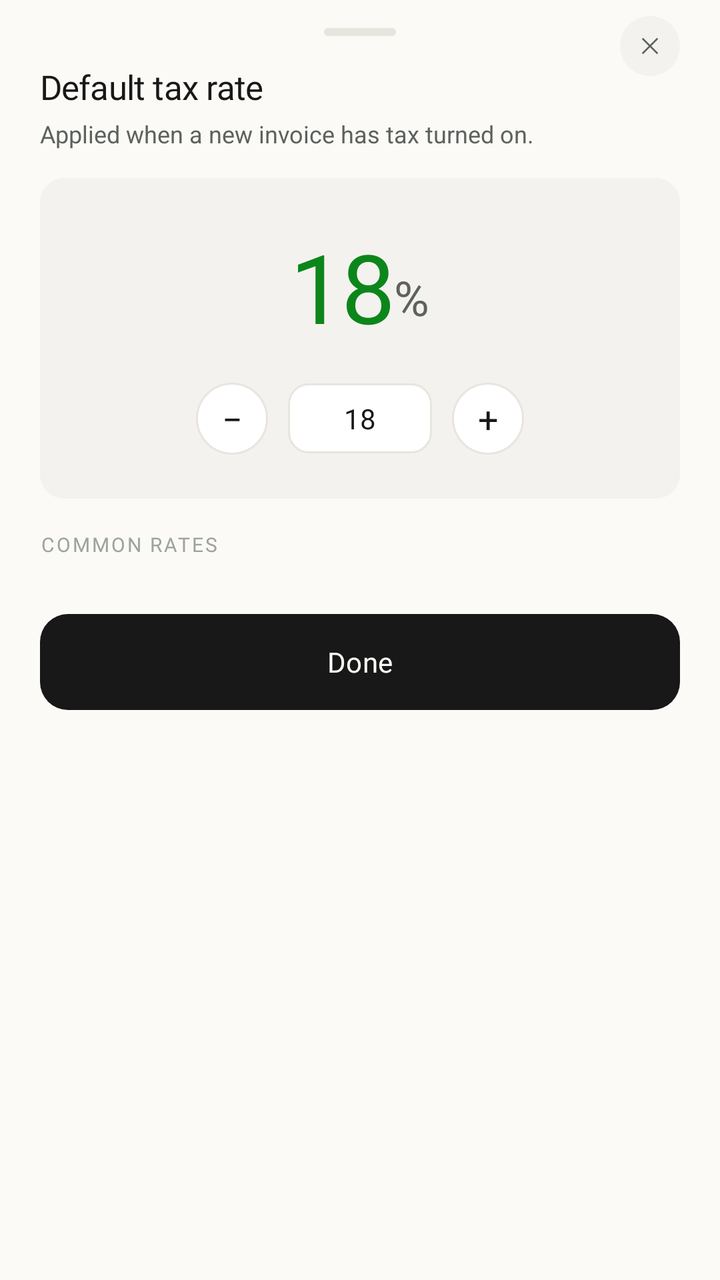
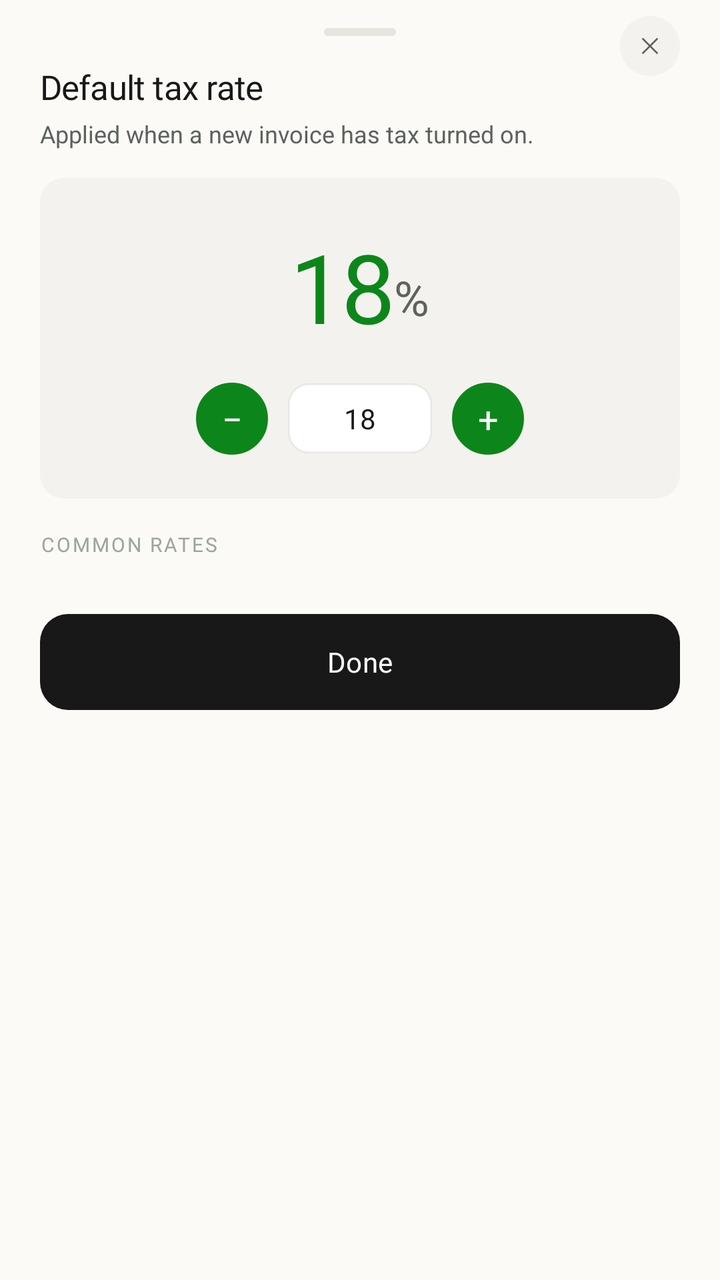

Two renders of the same Android screen: before a commit and after it. Below are the layout's source before the change and the commit's diff.
<!-- AndroidManifest.xml: application theme Theme.InvoiceGenerator -->
<!-- res/layout/bottom_sheet_tax_rate.xml -->
<?xml version="1.0" encoding="utf-8"?>
<androidx.constraintlayout.widget.ConstraintLayout xmlns:android="http://schemas.android.com/apk/res/android"
    android:layout_width="match_parent"
    android:layout_height="wrap_content"
    xmlns:app="http://schemas.android.com/apk/res-auto"
    android:background="@drawable/bg_currency_picker_sheet"
    android:paddingHorizontal="20dp"
    android:paddingTop="8dp"
    android:paddingBottom="28dp">

    <View
        android:id="@+id/dragHandleTaxRate"
        android:layout_width="36dp"
        android:layout_height="4dp"
        android:layout_marginTop="6dp"
        android:background="@drawable/drag_handle_bg"
        app:layout_constraintStart_toStartOf="parent"
        app:layout_constraintEnd_toEndOf="parent"
        app:layout_constraintTop_toTopOf="parent"/>

    <LinearLayout
        android:id="@+id/taxRateTitleGroup"
        android:layout_width="0dp"
        android:layout_height="wrap_content"
        android:orientation="vertical"
        app:layout_constraintTop_toBottomOf="@id/dragHandleTaxRate"
        android:layout_marginTop="14dp"
        app:layout_constraintStart_toStartOf="parent"
        app:layout_constraintEnd_toStartOf="@id/closebtn"
        android:layout_marginEnd="12dp">

        <TextView
            android:id="@+id/taxRateTitle"
            android:layout_width="wrap_content"
            android:layout_height="wrap_content"
            android:text="Default tax rate"
            android:fontFamily="@font/inter_bold"
            android:textSize="17sp"
            android:letterSpacing="-0.015"
            android:textColor="@color/btn_text_dark"/>

        <TextView
            android:id="@+id/taxRateSubtitle"
            android:layout_width="wrap_content"
            android:layout_height="wrap_content"
            android:textSize="12sp"
            android:text="Applied when a new invoice has tax turned on."
            android:layout_marginTop="4dp"
            android:textColor="@color/subheading_color_home"
            android:lineSpacingMultiplier="1.5"/>

    </LinearLayout>

    <ImageButton
        android:id="@+id/closebtn"
        android:layout_width="30dp"
        android:layout_height="30dp"
        android:background="@drawable/bg_cross_button"
        android:backgroundTint="@color/greyish_white"
        android:src="@drawable/ic_close"
        app:layout_constraintEnd_toEndOf="parent"
        app:layout_constraintTop_toTopOf="@id/taxRateTitle"
        app:layout_constraintBottom_toBottomOf="@id/taxRateTitle"/>

    <androidx.constraintlayout.widget.ConstraintLayout
        android:id="@+id/taxRateDisplayBox"
        android:layout_width="match_parent"
        android:layout_height="wrap_content"
        android:background="@drawable/bg_invoice_prefix_display"
        android:padding="22dp"
        app:layout_constraintTop_toBottomOf="@id/taxRateTitleGroup"
        android:layout_marginTop="14dp"
        app:layout_constraintStart_toStartOf="parent"
        app:layout_constraintEnd_toEndOf="parent">

        <LinearLayout
            android:id="@+id/taxRateNumberRow"
            android:layout_width="wrap_content"
            android:layout_height="wrap_content"
            android:orientation="horizontal"
            android:gravity="bottom"
            app:layout_constraintTop_toTopOf="parent"
            app:layout_constraintStart_toStartOf="parent"
            app:layout_constraintEnd_toEndOf="parent">

            <TextView
                android:id="@+id/taxRateValue"
                android:layout_width="wrap_content"
                android:layout_height="wrap_content"
                android:text="18"
                android:fontFamily="@font/inter_bold"
                android:textSize="48sp"
                android:letterSpacing="-0.03"
                android:textColor="@color/primary_green"/>

            <TextView
                android:id="@+id/taxRatePercentSign"
                android:layout_width="wrap_content"
                android:layout_height="wrap_content"
                android:text="%"
                android:fontFamily="@font/inter_semibold"
                android:textSize="24sp"
                android:layout_marginBottom="4dp"
                android:textColor="@color/subheading_color_home"/>

        </LinearLayout>

        <LinearLayout
            android:id="@+id/taxRateStepperRow"
            android:layout_width="wrap_content"
            android:layout_height="wrap_content"
            android:orientation="horizontal"
            android:gravity="center_vertical"
            app:layout_constraintTop_toBottomOf="@id/taxRateNumberRow"
            android:layout_marginTop="16dp"
            app:layout_constraintStart_toStartOf="parent"
            app:layout_constraintEnd_toEndOf="parent">

            <TextView
                android:id="@+id/decreaseTaxRateBtn"
                android:layout_width="36dp"
                android:layout_height="36dp"
                android:background="@drawable/bg_stepper_circle_btn"
                android:text="−"
                android:clickable="true"
                android:gravity="center"
                android:fontFamily="@font/inter_semibold"
                android:textSize="18sp"
                android:textColor="@color/btn_text_dark"
                android:layout_marginEnd="10dp"/>

            <EditText
                android:id="@+id/taxRateInput"
                android:layout_width="72dp"
                android:layout_height="wrap_content"
                android:background="@drawable/bg_stepper_input"
                android:paddingVertical="8dp"
                android:paddingHorizontal="10dp"
                android:text="18"
                android:gravity="center"
                android:fontFamily="@font/inter_semibold"
                android:textSize="14sp"
                android:textColor="@color/btn_text_dark"
                android:inputType="number"
                android:maxLength="3"
                android:singleLine="true"/>

            <TextView
                android:id="@+id/increaseTaxRateBtn"
                android:layout_width="36dp"
                android:layout_height="36dp"
                android:background="@drawable/bg_stepper_circle_btn"
                android:text="+"
                android:clickable="true"
                android:gravity="center"
                android:fontFamily="@font/inter_semibold"
                android:textSize="18sp"
                android:textColor="@color/btn_text_dark"
                android:layout_marginStart="10dp"/>

        </LinearLayout>

    </androidx.constraintlayout.widget.ConstraintLayout>

    <TextView
        android:id="@+id/commonRatesHeading"
        android:layout_width="wrap_content"
        android:layout_height="wrap_content"
        android:text="COMMON RATES"
        android:textColor="@color/sectionsHeadingColor"
        android:letterSpacing="0.1"
        android:fontFamily="@font/inter_semibold"
        android:textSize="10sp"
        app:layout_constraintTop_toBottomOf="@id/taxRateDisplayBox"
        app:layout_constraintStart_toStartOf="parent"
        android:layout_marginTop="16dp"/>

    <com.google.android.material.chip.ChipGroup
        android:id="@+id/commonRatesChipGroup"
        android:layout_width="match_parent"
        android:layout_height="wrap_content"
        android:layout_marginTop="10dp"
        app:layout_constraintTop_toBottomOf="@id/commonRatesHeading"
        app:layout_constraintStart_toStartOf="parent"
        app:layout_constraintEnd_toEndOf="parent"
        app:singleSelection="true"
        app:selectionRequired="false"
        app:chipSpacingHorizontal="6dp"
        app:chipSpacingVertical="6dp"/>

    <Button
        android:id="@+id/doneBtn"
        android:layout_width="match_parent"
        android:layout_height="wrap_content"
        android:layout_marginTop="18dp"
        android:text="Done"
        android:textAllCaps="false"
        android:textSize="14sp"
        android:fontFamily="@font/inter_semibold"
        android:textColor="@color/bg_cream"
        app:backgroundTint="@null"
        android:background="@drawable/green_btn_bg"
        android:backgroundTint="@color/btn_bg_dark"
        app:layout_constraintTop_toBottomOf="@id/commonRatesChipGroup"
        app:layout_constraintStart_toStartOf="parent"
        app:layout_constraintEnd_toEndOf="parent"/>

</androidx.constraintlayout.widget.ConstraintLayout>
<!-- resources referenced by this layout -->
<resources>
  <color name="bg_cream">#FBFAF7</color>
  <color name="btn_bg_dark">#171817</color>
  <color name="btn_text_dark">#171817</color>
  <color name="greyish_white">#F4F2EE</color>
  <color name="primary_green">#0C861A</color>
  <color name="sectionsHeadingColor">#9CA3A0</color>
  <color name="subheading_color_home">#5C625E</color>
  <!-- drawable bg_cross_button (drawable) -->
  <?xml version="1.0" encoding="utf-8"?>
  <shape xmlns:android="http://schemas.android.com/apk/res/android">
      <corners android:radius="999dp"/>
      <solid android:color="@color/greyish_white" />
  </shape>
  <!-- drawable bg_currency_picker_sheet (drawable) -->
  <?xml version="1.0" encoding="utf-8"?>
  <shape xmlns:android="http://schemas.android.com/apk/res/android">
      <corners android:topLeftRadius="18dp" android:topRightRadius="18dp"/>
      <solid android:color="@color/bg_cream"/>
  </shape>
  <!-- drawable bg_invoice_prefix_display (drawable) -->
  <?xml version="1.0" encoding="utf-8"?>
  <shape xmlns:android="http://schemas.android.com/apk/res/android">
      <solid android:color="@color/greyish_white"/>
      <corners android:radius="12dp"/>
  </shape>
  <!-- drawable bg_stepper_circle_btn (drawable) -->
  <?xml version="1.0" encoding="utf-8"?>
  <shape xmlns:android="http://schemas.android.com/apk/res/android"
      android:shape="oval">
      <solid android:color="#FFFFFF"/>
      <stroke
          android:width="1dp"
          android:color="#E8E5DF"/>
  </shape>
  <!-- drawable bg_stepper_input (drawable) -->
  <?xml version="1.0" encoding="utf-8"?>
  <shape xmlns:android="http://schemas.android.com/apk/res/android"
      android:shape="rectangle">
      <solid android:color="#FFFFFF"/>
      <stroke
          android:width="1dp"
          android:color="#E8E5DF"/>
      <corners android:radius="10dp"/>
  </shape>
  <!-- drawable drag_handle_bg (drawable) -->
  <?xml version="1.0" encoding="utf-8"?>
  <shape xmlns:android="http://schemas.android.com/apk/res/android">
      <solid android:color="@color/btn_border_light" />
      <corners android:radius="2dp" />
  </shape>
  <!-- drawable green_btn_bg (drawable) -->
  <?xml version="1.0" encoding="utf-8"?>
  <shape xmlns:android="http://schemas.android.com/apk/res/android">
      <solid android:color="#0C861A" />
      <corners android:radius="14dp" />
  </shape>
  <!-- drawable ic_close (drawable) -->
  <?xml version="1.0" encoding="utf-8"?>
  <vector xmlns:android="http://schemas.android.com/apk/res/android"
      android:width="14dp"
      android:height="14dp"
      android:viewportWidth="24"
      android:viewportHeight="24">
  
      <path
          android:pathData="M6,6 L18,18"
          android:strokeColor="@color/text_grey"
          android:strokeWidth="1.6"
          android:strokeLineCap="round"
          android:strokeLineJoin="round" />
  
      <path
          android:pathData="M18,6 L6,18"
          android:strokeColor="@color/text_grey"
          android:strokeWidth="1.6"
          android:strokeLineCap="round"
          android:strokeLineJoin="round" />
  
  </vector>
  <style name="Theme.InvoiceGenerator" parent="Base.Theme.InvoiceGenerator" />
  <color name="btn_border_light">#E8E5DF</color>
  <color name="text_grey">#5C625E</color>
  <style name="Base.Theme.InvoiceGenerator" parent="Theme.Material3.DayNight.NoActionBar">
          <item name="android:navigationBarColor">@android:color/transparent</item>
          <item name="android:statusBarColor">@android:color/transparent</item>
          <item name="android:windowBackground">@color/bg_cream</item>
          <item name="android:windowLightNavigationBar" tools:targetApi="o_mr1">true</item>
      </style>
</resources>

<!-- the commit's change to res/layout/bottom_sheet_tax_rate.xml (unified diff, before → after) -->
@@ -126,7 +126,7 @@
                 android:gravity="center"
                 android:fontFamily="@font/inter_semibold"
                 android:textSize="18sp"
-                android:textColor="@color/btn_text_dark"
+                android:textColor="@color/on_primary_text"
                 android:layout_marginEnd="10dp"/>
 
             <EditText
@@ -140,7 +140,7 @@
                 android:gravity="center"
                 android:fontFamily="@font/inter_semibold"
                 android:textSize="14sp"
-                android:textColor="@color/btn_text_dark"
+                android:textColor="@color/text_primary"
                 android:inputType="number"
                 android:maxLength="3"
                 android:singleLine="true"/>
@@ -155,7 +155,7 @@
                 android:gravity="center"
                 android:fontFamily="@font/inter_semibold"
                 android:textSize="18sp"
-                android:textColor="@color/btn_text_dark"
+                android:textColor="@color/on_primary_text"
                 android:layout_marginStart="10dp"/>
 
         </LinearLayout>
<!-- resource entries referenced after the edit -->
@@ -4,9 +4,11 @@
   <color name="btn_bg_dark">#171817</color>
   <color name="btn_text_dark">#171817</color>
   <color name="greyish_white">#F4F2EE</color>
+  <color name="on_primary_text">#FFFFFF</color>
   <color name="primary_green">#0C861A</color>
   <color name="sectionsHeadingColor">#9CA3A0</color>
   <color name="subheading_color_home">#5C625E</color>
+  <color name="text_primary">#171817</color>
   <!-- drawable bg_cross_button (drawable) -->
   <?xml version="1.0" encoding="utf-8"?>
   <shape xmlns:android="http://schemas.android.com/apk/res/android">
@@ -29,19 +31,19 @@
   <?xml version="1.0" encoding="utf-8"?>
   <shape xmlns:android="http://schemas.android.com/apk/res/android"
       android:shape="oval">
-      <solid android:color="#FFFFFF"/>
+      <solid android:color="@color/primary_green"/>
       <stroke
           android:width="1dp"
-          android:color="#E8E5DF"/>
+          android:color="@color/primary_green"/>
   </shape>
   <!-- drawable bg_stepper_input (drawable) -->
   <?xml version="1.0" encoding="utf-8"?>
   <shape xmlns:android="http://schemas.android.com/apk/res/android"
       android:shape="rectangle">
-      <solid android:color="#FFFFFF"/>
+      <solid android:color="@color/surface_white"/>
       <stroke
           android:width="1dp"
-          android:color="#E8E5DF"/>
+          android:color="@color/divider_color"/>
       <corners android:radius="10dp"/>
   </shape>
   <!-- drawable drag_handle_bg (drawable) -->
@@ -80,6 +82,8 @@
   
   </vector>
   <style name="Theme.InvoiceGenerator" parent="Base.Theme.InvoiceGenerator" />
+  <color name="surface_white">#FFFFFF</color>
+  <color name="divider_color">#0F171817</color>
   <color name="btn_border_light">#E8E5DF</color>
   <color name="text_grey">#5C625E</color>
   <style name="Base.Theme.InvoiceGenerator" parent="Theme.Material3.DayNight.NoActionBar">
